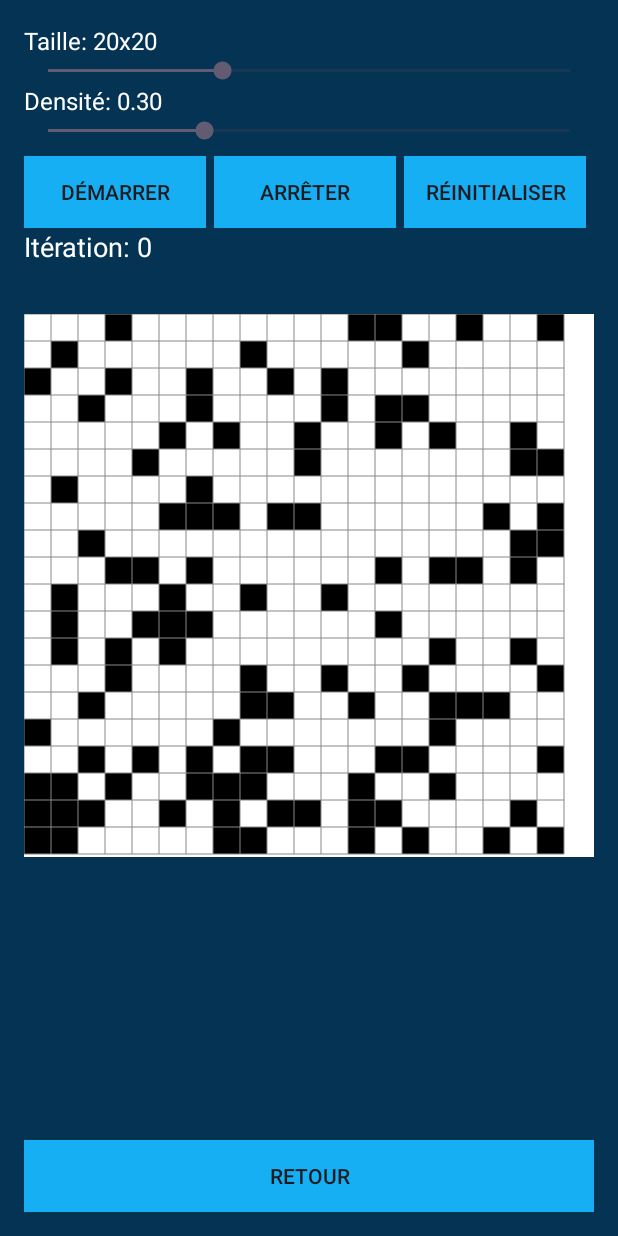
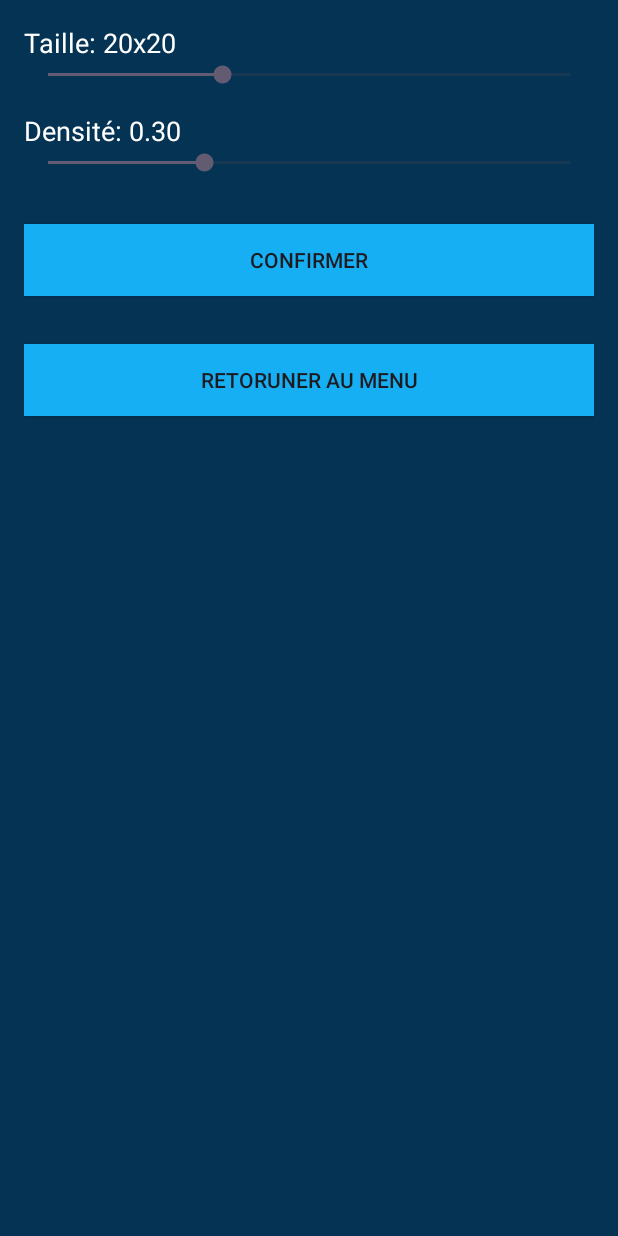
Before and after one commit to fafare56/projet_dev_mobile, an Android app: the screen it shows after launch (JeuVie before the commit, JeuVieParam after it), after a tap on "JEU DE LA VIE", on a phone screen of 412 x 824 dp. Run offline under Robolectric (Android 15) with nearby library versions, the phone set to English and light mode, and no system bars.

Commit message:
acceuil jeu vie

```diff
--- /dev/null
+++ b/app/src/main/java/com/example/tictactoe/JeuVieParam.java
@@ -0,0 +1,96 @@
+package com.example.tictactoe;
+
+import android.app.Activity;
+import android.content.Intent;
+import android.os.Bundle;
+import android.widget.Button;
+import android.widget.SeekBar;
+import android.widget.TextView;
+
+public class JeuVieParam extends Activity {
+    private SeekBar sizeSeekBar, densitySeekBar;
+    private TextView sizeText, densityText;
+    private Button confirmButton, retourMenu;
+
+    @Override
+    protected void onCreate(Bundle savedInstanceState) {
+        super.onCreate(savedInstanceState);
+        setContentView(R.layout.acceuil_jeuvie);
+
+        sizeSeekBar = findViewById(R.id.size_seekbar);
+        densitySeekBar = findViewById(R.id.density_seekbar);
+        sizeText = findViewById(R.id.size_text);
+        densityText = findViewById(R.id.density_text);
+        confirmButton = findViewById(R.id.confirm_button);
+        retourMenu = findViewById(R.id.retour_menu);
+
+        // Valeurs par défaut
+        sizeSeekBar.setProgress(20);
+        densitySeekBar.setProgress(30);
+        updateSizeText(20);
+        updateDensityText(0.3f);
+
+        // Listeners
+        sizeSeekBar.setOnSeekBarChangeListener(new SeekBar.OnSeekBarChangeListener() {
+            @Override
+            public void onProgressChanged(SeekBar seekBar, int progress, boolean fromUser) {
+                updateSizeText(progress);
+            }
+
+            @Override
+            public void onStartTrackingTouch(SeekBar seekBar) {
+                // Appelé quand l'utilisateur commence à interagir avec la SeekBar
+                // Vous pouvez laisser vide si pas d'action nécessaire
+            }
+
+            @Override
+            public void onStopTrackingTouch(SeekBar seekBar) {
+                // Appelé quand l'utilisateur arrête d'interagir avec la SeekBar
+                // Vous pouvez laisser vide si pas d'action nécessaire
+            }
+            // ... autres méthodes
+        });
+
+        densitySeekBar.setOnSeekBarChangeListener(new SeekBar.OnSeekBarChangeListener() {
+            @Override
+            public void onProgressChanged(SeekBar seekBar, int progress, boolean fromUser) {
+                updateDensityText(progress / 100f);
+            }
+
+            @Override
+            public void onStartTrackingTouch(SeekBar seekBar) {
+                // Appelé quand l'utilisateur commence à interagir avec la SeekBar
+                // Vous pouvez laisser vide si pas d'action nécessaire
+            }
+
+            @Override
+            public void onStopTrackingTouch(SeekBar seekBar) {
+                // Appelé quand l'utilisateur arrête d'interagir avec la SeekBar
+                // Vous pouvez laisser vide si pas d'action nécessaire
+            }
+            // ... autres méthodes
+        });
+
+        confirmButton.setOnClickListener(v -> {
+            Intent jeuVieIntent = new Intent(JeuVieParam.this, JeuVie.class);
+            jeuVieIntent.putExtra("size", sizeSeekBar.getProgress());
+            jeuVieIntent.putExtra("density", densitySeekBar.getProgress() / 100f);
+            startActivity(jeuVieIntent);
+            finish(); // Optionnel - ferme l'activité de paramètres
+        });
+
+        retourMenu.setOnClickListener(v -> {
+            Intent menu = new Intent(JeuVieParam.this, MainActivity.class);
+            startActivity(menu);
+            finish(); // Optionnel - ferme l'activité de paramètres
+        });
+    }
+
+    private void updateSizeText(int size) {
+        sizeText.setText("Taille: " + size + "x" + size);
+    }
+
+    private void updateDensityText(float density) {
+        densityText.setText("Densité: " + String.format("%.2f", density));
+    }
+}
--- a/app/src/main/java/com/example/tictactoe/MainActivity.java
+++ b/app/src/main/java/com/example/tictactoe/MainActivity.java
@@ -45,7 +45,7 @@ public class MainActivity extends AppCompatActivity {
 
         // Bouton Jeu de la Vie -> Lancer JeuDeLaVieActivity (à créer)
         btnJeuVie.setOnClickListener(v -> {
-            Intent intent = new Intent(MainActivity.this, JeuVie.class);
+            Intent intent = new Intent(MainActivity.this, JeuVieParam.class);
             startActivity(intent);
         });
 
--- /dev/null
+++ b/app/src/main/res/layout/acceuil_jeuvie.xml
@@ -0,0 +1,55 @@
+<?xml version="1.0" encoding="utf-8"?>
+<LinearLayout xmlns:android="http://schemas.android.com/apk/res/android"
+    android:layout_width="match_parent"
+    android:layout_height="match_parent"
+    android:orientation="vertical"
+    android:padding="16dp"
+    android:background="@color/blue_foncé">
+
+    <TextView
+        android:id="@+id/size_text"
+        android:layout_width="match_parent"
+        android:layout_height="wrap_content"
+        android:textColor="@color/white"
+        android:text="@string/size_label"
+        android:textSize="18sp"/>
+
+    <SeekBar
+        android:id="@+id/size_seekbar"
+        android:layout_width="match_parent"
+        android:layout_height="wrap_content"
+        android:min="5"
+        android:max="50"/>
+
+    <TextView
+        android:id="@+id/density_text"
+        android:layout_width="match_parent"
+        android:layout_height="wrap_content"
+        android:textColor="@color/white"
+        android:textSize="18sp"
+        android:text="@string/density_label"
+        android:layout_marginTop="16dp"/>
+
+    <SeekBar
+        android:id="@+id/density_seekbar"
+        android:layout_width="match_parent"
+        android:layout_height="wrap_content"
+        android:min="0"
+        android:max="100"/>
+
+    <androidx.appcompat.widget.AppCompatButton
+        android:id="@+id/confirm_button"
+        android:layout_width="match_parent"
+        android:layout_height="wrap_content"
+        android:text="Confirmer"
+        android:layout_marginTop="32dp"
+        android:background="@color/blue_clair"/>
+
+    <androidx.appcompat.widget.AppCompatButton
+        android:id="@+id/retour_menu"
+        android:layout_width="match_parent"
+        android:layout_height="wrap_content"
+        android:text="@string/retourmenu"
+        android:layout_marginTop="32dp"
+        android:background="@color/blue_clair"/>
+</LinearLayout>
--- a/app/src/main/res/layout/jeu_vie.xml
+++ b/app/src/main/res/layout/jeu_vie.xml
@@ -1,123 +1,91 @@
 <?xml version="1.0" encoding="utf-8"?>
 <androidx.constraintlayout.widget.ConstraintLayout xmlns:android="http://schemas.android.com/apk/res/android"
+    xmlns:app="http://schemas.android.com/apk/res-auto"
     android:layout_width="match_parent"
-    android:layout_height="match_parent">
+    android:layout_height="match_parent"
+    android:background="@color/blue_foncé">
 
     <LinearLayout
         android:layout_width="match_parent"
         android:layout_height="match_parent"
         android:orientation="vertical"
-        android:background="@color/blue_foncé"
-        android:padding="@dimen/default_padding">
+        android:padding="16dp">
 
-        <!-- Paramètres -->
-        <TextView
-            android:id="@+id/size_text"
-            android:layout_width="match_parent"
-            android:layout_height="wrap_content"
-            android:text="@string/size_label"
-            android:textColor="@color/white"
-            android:textSize="@dimen/text_medium"/>
-
-        <SeekBar
-            android:id="@+id/size_seekbar"
-            android:layout_width="match_parent"
-            android:layout_height="wrap_content"
-            android:min="5"
-            android:max="50"
-            android:progress="@integer/default_size"/>
-
-        <TextView
-            android:id="@+id/density_text"
-            android:layout_width="match_parent"
-            android:layout_height="wrap_content"
-            android:text="@string/density_label"
-            android:textColor="@color/white"
-            android:textSize="@dimen/text_medium"/>
-
-        <SeekBar
-            android:id="@+id/density_seekbar"
-            android:layout_width="match_parent"
-            android:layout_height="wrap_content"
-            android:min="0"
-            android:max="100"
-            android:progress="@integer/default_density"/>
-
-        <!-- Boutons -->
+        <!-- Boutons de contrôle -->
         <LinearLayout
             android:layout_width="match_parent"
             android:layout_height="wrap_content"
             android:orientation="horizontal"
-            android:layout_marginTop="@dimen/spacing_medium">
+            android:layout_marginBottom="8dp">
 
             <androidx.appcompat.widget.AppCompatButton
                 android:id="@+id/start_button"
                 android:layout_width="0dp"
                 android:layout_height="wrap_content"
                 android:layout_weight="1"
+                android:text="@string/start_button"
                 android:background="@color/blue_clair"
-                android:layout_marginEnd="5dp"
-                android:text="@string/start_button"/>
+                android:layout_marginEnd="4dp"/>
 
             <androidx.appcompat.widget.AppCompatButton
                 android:id="@+id/stop_button"
                 android:layout_width="0dp"
                 android:layout_height="wrap_content"
                 android:layout_weight="1"
+                android:text="@string/stop_button"
                 android:background="@color/blue_clair"
-                android:layout_marginEnd="5dp"
-                android:text="@string/stop_button"/>
+                android:layout_marginEnd="4dp"/>
 
             <androidx.appcompat.widget.AppCompatButton
                 android:id="@+id/reset_button"
                 android:layout_width="0dp"
                 android:layout_height="wrap_content"
                 android:layout_weight="1"
-                android:background="@color/blue_clair"
-                android:layout_marginEnd="5dp"
-                android:text="@string/reset_button"/>
+                android:text="@string/reset_button"
+                android:background="@color/blue_clair"/>
         </LinearLayout>
 
-        <!-- Stats -->
+        <!-- Bouton Paramètres -->
+        <androidx.appcompat.widget.AppCompatButton
+            android:id="@+id/settings_button"
+            android:layout_width="match_parent"
+            android:layout_height="wrap_content"
+            android:text="@string/retour"
+            android:background="@color/blue_clair"
+            android:layout_marginTop="8dp"
+            android:layout_marginBottom="8dp"/>
+
+        <!-- Affichage des statistiques -->
         <TextView
             android:id="@+id/iteration_text"
             android:layout_width="match_parent"
             android:layout_height="wrap_content"
             android:text="@string/iteration_label"
             android:textColor="@color/white"
-            android:textSize="@dimen/text_large"/>
+            android:textSize="18sp"
+            android:layout_marginBottom="4dp"/>
 
         <TextView
             android:id="@+id/result_text"
             android:layout_width="match_parent"
             android:layout_height="wrap_content"
             android:textColor="@color/white"
-            android:textSize="@dimen/text_large"/>
+            android:textSize="18sp"
+            android:layout_marginBottom="8dp"/>
 
         <!-- Vue du jeu -->
         <com.example.tictactoe.GameOfLifeView
             android:id="@+id/game_view"
             android:layout_width="match_parent"
-            android:layout_height="436dp"
-            android:layout_marginTop="@dimen/spacing_medium"
-            android:layout_weight="40"
-            android:background="@color/white" />
+            android:layout_height="0dp"
+            android:layout_weight="1"
+            android:background="@color/white"
+            android:layout_marginTop="8dp"/>
 
         <TextView
             android:layout_width="0dp"
-            android:layout_height="273dp"
-
-            android:layout_weight="50">
+            android:layout_height="220dp">
         </TextView>
-
-        <!-- Nouveau bouton en bas de la page -->
-        <androidx.appcompat.widget.AppCompatButton
-            android:id="@+id/btn_retour"
-            android:layout_width="match_parent"
-            android:layout_height="wrap_content"
-            android:layout_marginTop="@dimen/spacing_medium"
-            android:background="@color/blue_clair"
-            android:text="@string/retour"/>
 
     </LinearLayout>
 </androidx.constraintlayout.widget.ConstraintLayout>
--- a/app/src/main/res/values/strings.xml
+++ b/app/src/main/res/values/strings.xml
@@ -24,6 +24,8 @@
     <string name="result_no_periodicity">Terminé: 1000 itérations (pas de périodicité)</string>
     <string name="result_periodicity">Périodicité détectée après %d itérations</string>
     <string name="retour">Retour</string>
+    <string name="lancer">Lancer</string>
+    <string name="retourmenu">Retoruner au menu</string>
 
     <!-- Default Values -->
     <string name="default_size">20</string>
```
Also changed, not shown: app/src/main/AndroidManifest.xml (+3 -9 lines), app/src/main/java/com/example/tictactoe/JeuVie.java (+36 -63 lines).
